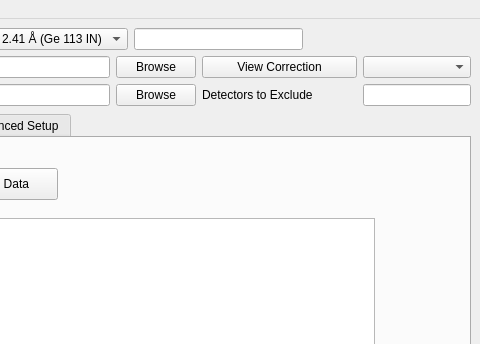
Before: the Qt Designer form scripts/HFIRPowderReduction/MainWindow.ui in mantidproject/mantid, drawn with Qt 5; both pictures show x 627 to 1107 and y 0 to 344 of the 1107 by 907 pixel window.
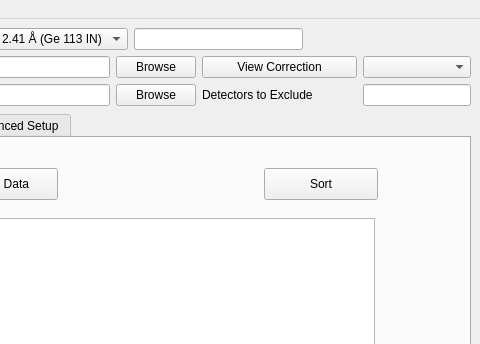
After: the same form once the commit is applied. Custom widgets are drawn as their Qt base class.

Commit message: Refs #17223. Updated UI with specifications.

Diff of the .ui file:
```diff
--- a/scripts/HFIRPowderReduction/MainWindow.ui
+++ b/scripts/HFIRPowderReduction/MainWindow.ui
@@ -324,6 +324,22 @@
              <string>Set Table</string>
             </property>
            </widget>
+           <widget class="QPushButton" name="pushButton">
+            <property name="geometry">
+             <rect>
+              <x>880</x>
+              <y>30</y>
+              <width>114</width>
+              <height>32</height>
+             </rect>
+            </property>
+            <property name="toolTip">
+             <string>&lt;html&gt;&lt;head/&gt;&lt;body&gt;&lt;p&gt;Sort selected columns&lt;/p&gt;&lt;p&gt;i.e., multiple column sorting&lt;/p&gt;&lt;p&gt;if there are more than 1 column to sort, then pop up a dialog for user to specifiy the order of these colums such as group temperature first and then wavelength&lt;/p&gt;&lt;/body&gt;&lt;/html&gt;</string>
+            </property>
+            <property name="text">
+             <string>Sort</string>
+            </property>
+           </widget>
           </widget>
           <widget class="QWidget" name="tab_3">
            <attribute name="title">
```
Left out of the diff: 3 changed lines with no effect on the pictures.
